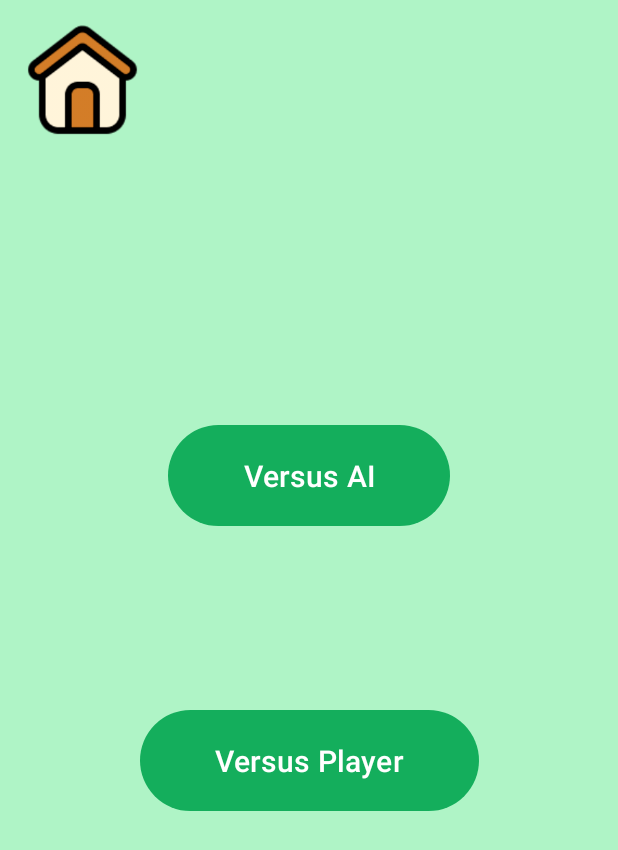
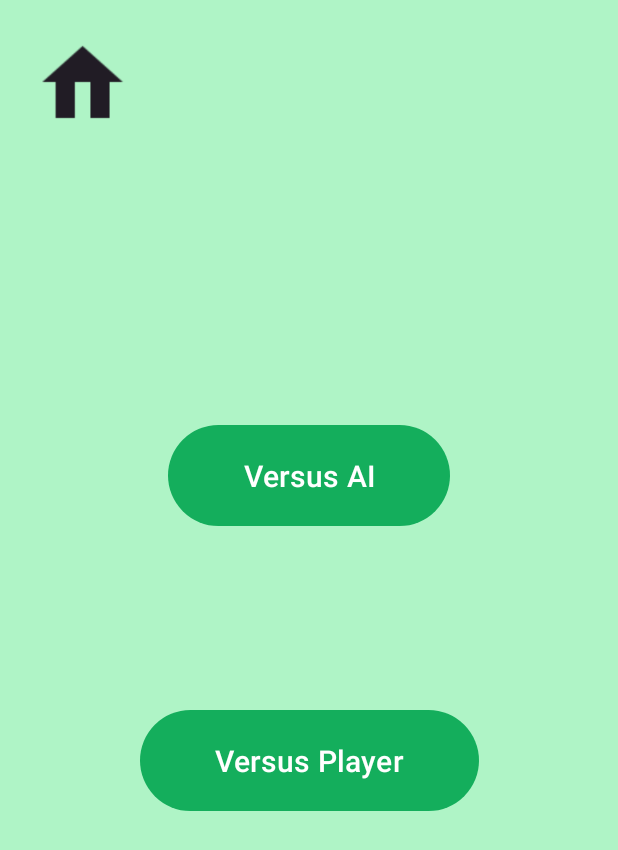
Before and after one commit to haotianluo88/Android-Tic-Tac-Toe, an Android app: the screen it shows after launch (MainActivity), after a tap on "Start game", on a phone screen of 412 x 824 dp. Shown: the top 850 px of the screen. Run offline under Robolectric (Android 15) with nearby library versions, the phone set to English and light mode, and no system bars.

Commit message:
update icons

```diff
--- a/app/src/main/res/layout-land/fragment_leaderboard.xml
+++ b/app/src/main/res/layout-land/fragment_leaderboard.xml
@@ -46,9 +46,9 @@
 
     <ImageView
         android:id="@+id/leaderboardHomeButton"
-        android:layout_width="81dp"
-        android:layout_height="76dp"
-        android:src="@drawable/home"
+        android:layout_width="80dp"
+        android:layout_height="80dp"
+        android:src="@drawable/home_black"
         app:layout_constraintStart_toStartOf="@+id/leaderboardGuideline4"
         app:layout_constraintTop_toTopOf="@+id/leaderboardGuideline3" />
 
--- a/app/src/main/res/layout-land/fragment_mode_select.xml
+++ b/app/src/main/res/layout-land/fragment_mode_select.xml
@@ -42,9 +42,9 @@
 
     <ImageView
         android:id="@+id/selectHomeButton"
-        android:layout_width="81dp"
-        android:layout_height="76dp"
-        android:src="@drawable/home"
+        android:layout_width="80dp"
+        android:layout_height="80dp"
+        android:src="@drawable/home_black"
         app:layout_constraintStart_toStartOf="@+id/selectGuideline2"
         app:layout_constraintTop_toTopOf="@+id/selectGuideline1" />
 
--- a/app/src/main/res/layout-land/fragment_player_selection.xml
+++ b/app/src/main/res/layout-land/fragment_player_selection.xml
@@ -20,9 +20,9 @@
 
     <ImageView
         android:id="@+id/imageView"
-        android:layout_width="81dp"
-        android:layout_height="76dp"
-        android:src="@drawable/back_arrow"
+        android:layout_width="80dp"
+        android:layout_height="80dp"
+        android:src="@drawable/back_black"
         app:layout_constraintStart_toStartOf="parent"
         app:layout_constraintTop_toTopOf="parent" />
 
--- a/app/src/main/res/layout-land/fragment_profile_selection.xml
+++ b/app/src/main/res/layout-land/fragment_profile_selection.xml
@@ -47,11 +47,11 @@
 
     <ImageView
         android:id="@+id/arrow"
-        android:layout_width="85dp"
-        android:layout_height="77dp"
+        android:layout_width="80dp"
+        android:layout_height="80dp"
         app:layout_constraintStart_toStartOf="parent"
         app:layout_constraintTop_toTopOf="parent"
-        app:srcCompat="@drawable/back_arrow" />
+        app:srcCompat="@drawable/back_black" />
 
     <androidx.recyclerview.widget.RecyclerView
         android:id="@+id/recycler"
--- a/app/src/main/res/layout-land/fragment_select_to_customise.xml
+++ b/app/src/main/res/layout-land/fragment_select_to_customise.xml
@@ -37,9 +37,9 @@
 
     <ImageView
         android:id="@+id/home"
-        android:layout_width="81dp"
-        android:layout_height="76dp"
-        android:src="@drawable/home"
+        android:layout_width="80dp"
+        android:layout_height="80dp"
+        android:src="@drawable/home_black"
         app:layout_constraintStart_toStartOf="parent"
         app:layout_constraintTop_toTopOf="parent" />
 
--- a/app/src/main/res/layout-land/fragment_settings.xml
+++ b/app/src/main/res/layout-land/fragment_settings.xml
@@ -156,9 +156,9 @@
 
     <ImageView
         android:id="@+id/settingsHomeButton"
-        android:layout_width="81dp"
-        android:layout_height="76dp"
-        android:src="@drawable/home"
+        android:layout_width="80dp"
+        android:layout_height="80dp"
+        android:src="@drawable/home_black"
         app:layout_constraintStart_toStartOf="@+id/settingsGuideline8"
         app:layout_constraintTop_toTopOf="@+id/settingsGuideline7" />
 
--- a/app/src/main/res/layout/fragment_leaderboard.xml
+++ b/app/src/main/res/layout/fragment_leaderboard.xml
@@ -46,9 +46,9 @@
 
     <ImageView
         android:id="@+id/leaderboardHomeButton"
-        android:layout_width="81dp"
-        android:layout_height="76dp"
-        android:src="@drawable/home"
+        android:layout_width="80dp"
+        android:layout_height="80dp"
+        android:src="@drawable/home_black"
         app:layout_constraintStart_toStartOf="@+id/leaderboardGuideline4"
         app:layout_constraintTop_toTopOf="@+id/leaderboardGuideline3" />
 
--- a/app/src/main/res/layout/fragment_mode_select.xml
+++ b/app/src/main/res/layout/fragment_mode_select.xml
@@ -42,9 +42,9 @@
 
     <ImageView
         android:id="@+id/selectHomeButton"
-        android:layout_width="81dp"
-        android:layout_height="76dp"
-        android:src="@drawable/home"
+        android:layout_width="80dp"
+        android:layout_height="80dp"
+        android:src="@drawable/home_black"
         app:layout_constraintStart_toStartOf="@+id/selectGuideline2"
         app:layout_constraintTop_toTopOf="@+id/selectGuideline1" />
 
--- a/app/src/main/res/layout/fragment_player_selection.xml
+++ b/app/src/main/res/layout/fragment_player_selection.xml
@@ -20,9 +20,9 @@
 
     <ImageView
         android:id="@+id/imageView"
-        android:layout_width="81dp"
-        android:layout_height="76dp"
-        android:src="@drawable/back_arrow"
+        android:layout_width="80dp"
+        android:layout_height="80dp"
+        android:src="@drawable/back_black"
         app:layout_constraintStart_toStartOf="parent"
         app:layout_constraintTop_toTopOf="parent" />
 
--- a/app/src/main/res/layout/fragment_profile_selection.xml
+++ b/app/src/main/res/layout/fragment_profile_selection.xml
@@ -58,7 +58,7 @@
         android:layout_height="77dp"
         app:layout_constraintStart_toStartOf="parent"
         app:layout_constraintTop_toTopOf="parent"
-        app:srcCompat="@drawable/back_arrow" />
+        app:srcCompat="@drawable/back_black" />
 
     <androidx.recyclerview.widget.RecyclerView
         android:id="@+id/recycler"
--- a/app/src/main/res/layout/fragment_select_to_customise.xml
+++ b/app/src/main/res/layout/fragment_select_to_customise.xml
@@ -37,9 +37,9 @@
 
     <ImageView
         android:id="@+id/home"
-        android:layout_width="81dp"
-        android:layout_height="76dp"
-        android:src="@drawable/home"
+        android:layout_width="80dp"
+        android:layout_height="80dp"
+        android:src="@drawable/home_black"
         app:layout_constraintStart_toStartOf="parent"
         app:layout_constraintTop_toTopOf="parent" />
 
--- a/app/src/main/res/layout/fragment_settings.xml
+++ b/app/src/main/res/layout/fragment_settings.xml
@@ -148,9 +148,9 @@
 
     <ImageView
         android:id="@+id/settingsHomeButton"
-        android:layout_width="81dp"
-        android:layout_height="76dp"
-        android:src="@drawable/home"
+        android:layout_width="80dp"
+        android:layout_height="80dp"
+        android:src="@drawable/home_black"
         app:layout_constraintStart_toStartOf="@+id/settingsGuideline8"
         app:layout_constraintTop_toTopOf="@+id/settingsGuideline7" />
 
```
